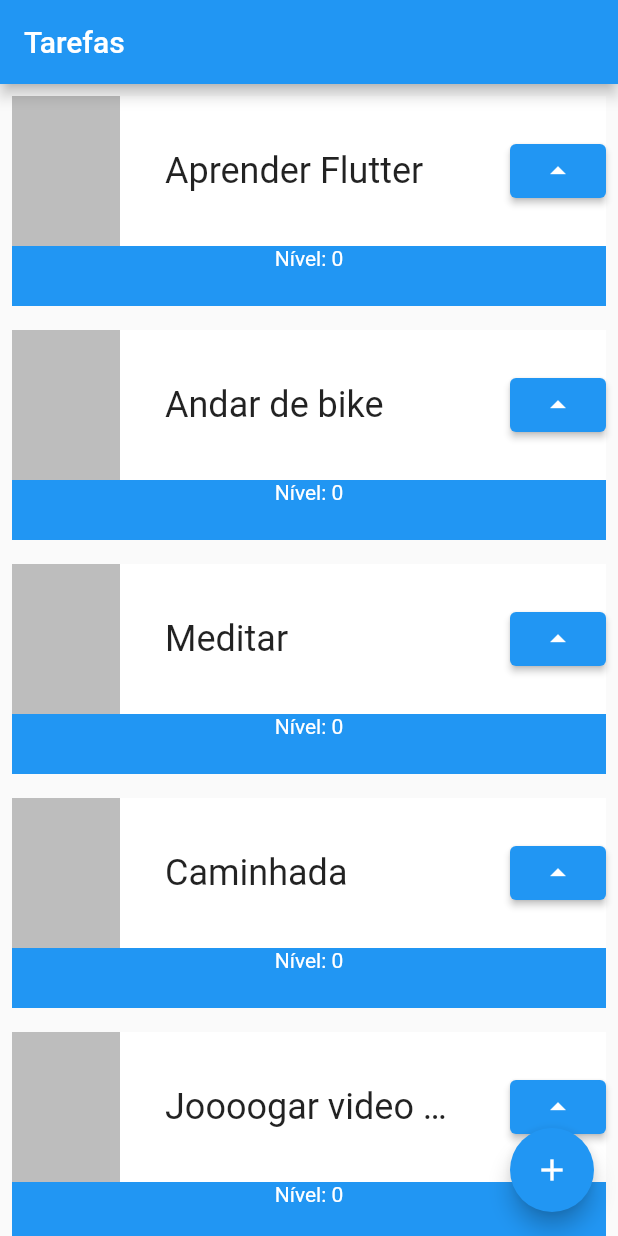
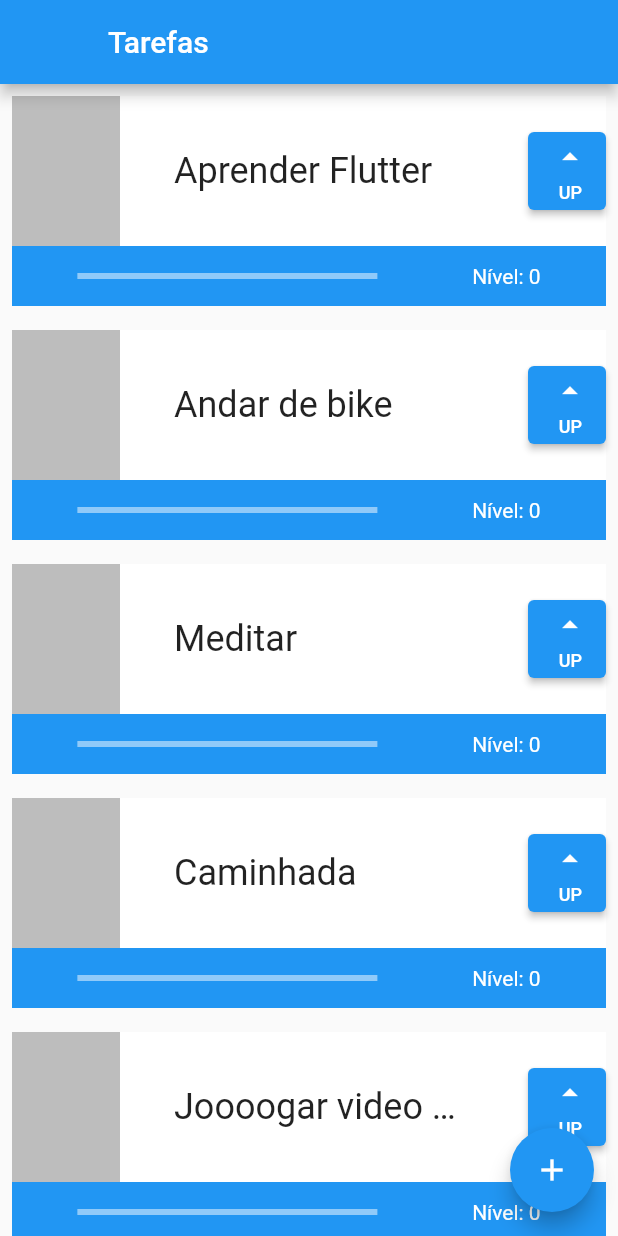
Before and after one commit to rogaciano/flutter_alura, a Flutter app: the screen it shows after launch, on a phone screen of 412 x 824 dp. Run offline on Flutter 3.47's test engine with Material 2 defaults, Android fonts, the phone set to English and light mode, and no system bars.

Commit message:
Conclusão aula 3
O que aprendemos?
Muito bem! Você já está pegando o jeito da coisa.

Nessa aula entendemos melhor como usar o Material Design no nosso projeto, além de criar nosso próprio Widget customizado! Agora já temos mais domínio de como manipular as estruturas do nosso aplicativo para criar uma tela pré-definida. Vamos dar uma recapitulada?

Scaffold:

O Widget que segue as regras do material Design para criar uma tela com appBar, body, floatingActionButton, além de outros parâmetros que podemos verificar no catálogo de Widgets da documentação.
Stateless Widget:

Estrutura pré-preparada para criarmos nosso Widget customizado. Widget de tela estática, ou seja, que não muda com o tempo ou ações.
ListView:

O Widget que permite mostrar uma lista de elementos na tela, com a possibilidade de arrastar a tela. Com esse Widget começamos a descobrir como explorar telas maiores do que o limite de espaço do nosso dispositivo. Armado com o parâmetro children, possui também outros parâmetros que podemos verificar no catálogo de Widgets da documentação.
Padding:

O Widget que nos permite criar uma camada externa de espaço em cada um dos 4 lados de seu Widget filho (child) usando o EdgeInsets no parâmetro padding.
Stateful Widget:

Estrutura pré-preparada para criarmos nosso Widget customizado, um Widget de tela dinâmica, ou seja, que pode mudar com o tempo ou ações.
LinearProgressIndicator:

O primeiro Widget do catálogo que usamos já é um Stateful por natureza! Ele possui a capacidade de mudar de tamanho de acordo com seu valor (value) em double. Temos também a opção de alterar sua cor de fundo (backgroundColor) e cor principal (color), além de outros parâmetros que podemos verificar no catálogo de Widgets da documentação.
Hot Reload e Hot Restart:

Com a descoberta do Stateful podemos agora entender a grande diferença entre o Hot Restart e o Hot Reload. Vimos como o Hot Restart reinicia nossa aplicação recarregando os valores e redesenhando a tela, sem guardar nenhuma informação (demora um pouco mais), enquanto o Hot Reload recarrega alguns elementos simples na tela e mantém os valores salvos (extremamente rápido).
Concluímos a Aula 3!

```diff
--- a/lib/main.dart
+++ b/lib/main.dart
@@ -18,7 +18,9 @@ class MyApp extends StatelessWidget {
         primarySwatch: Colors.blue,
       ),
       home: Scaffold(
-        appBar: AppBar(title: Text('Tarefas')),
+
+        appBar: AppBar(title: Text('Tarefas'),
+        leading: Container(),),
         body: ListView(
           children: [
             Task('Aprender Flutter'),
@@ -76,16 +78,46 @@ class _TaskState extends State<Task> {
                         overflow: TextOverflow.ellipsis),
                       ),
                       width: 200,),
-                      ElevatedButton(onPressed:  () {
-                        setState(() {
-                            nivel++;
-                            print(nivel);
-                        });
-                    }, child: Icon(Icons.arrow_drop_up))
+                      Container(
+                        height: 52, width: 52,
+                        child: ElevatedButton(onPressed:  () {
+                          setState(() {
+                              nivel++;
+                              print(nivel);
+                          });
+                    }, child: Column(
+                          mainAxisAlignment: MainAxisAlignment.spaceEvenly,
+
+                        crossAxisAlignment: CrossAxisAlignment.end,
+                        children: [
+                          Icon( Icons.arrow_drop_up),
+                          Text("UP", style: TextStyle(fontSize: 12),)
+                        ],
+                    )),
+                      )
                     ],
                   ),
                 ),
-                Text('Nível: $nivel', style: TextStyle(color: Colors.white),)
+                Padding(
+
+                  padding: const EdgeInsets.all(12),
+
+                  child: Row(
+                    mainAxisAlignment: MainAxisAlignment.spaceAround,
+                    children: [
+                      Container(width: 200,
+                        child: LinearProgressIndicator(
+                          color: Colors.white,
+                          value: nivel / 10,
+
+                        ),
+                      ),
+                      Text('Nível: $nivel', style: TextStyle(color: Colors.white)
+                      ),
+                    ],
+                  ),
+                ),
+
               ],
             ),
 
```
